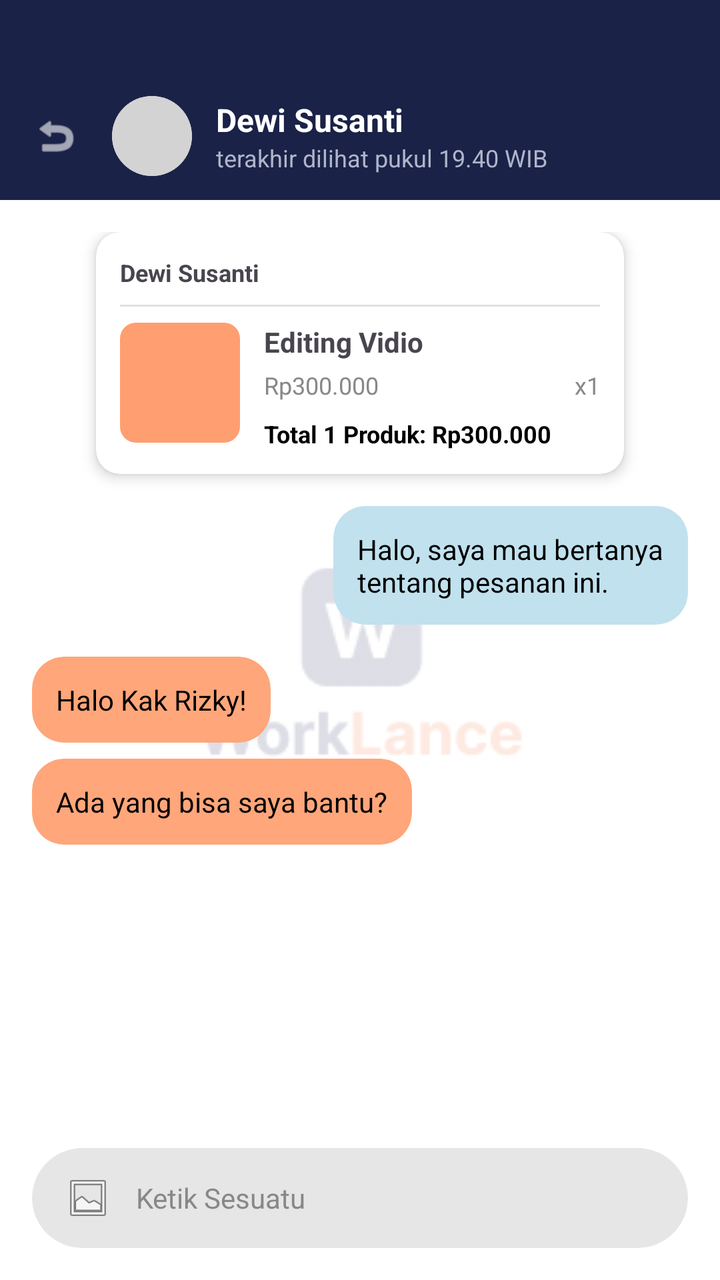
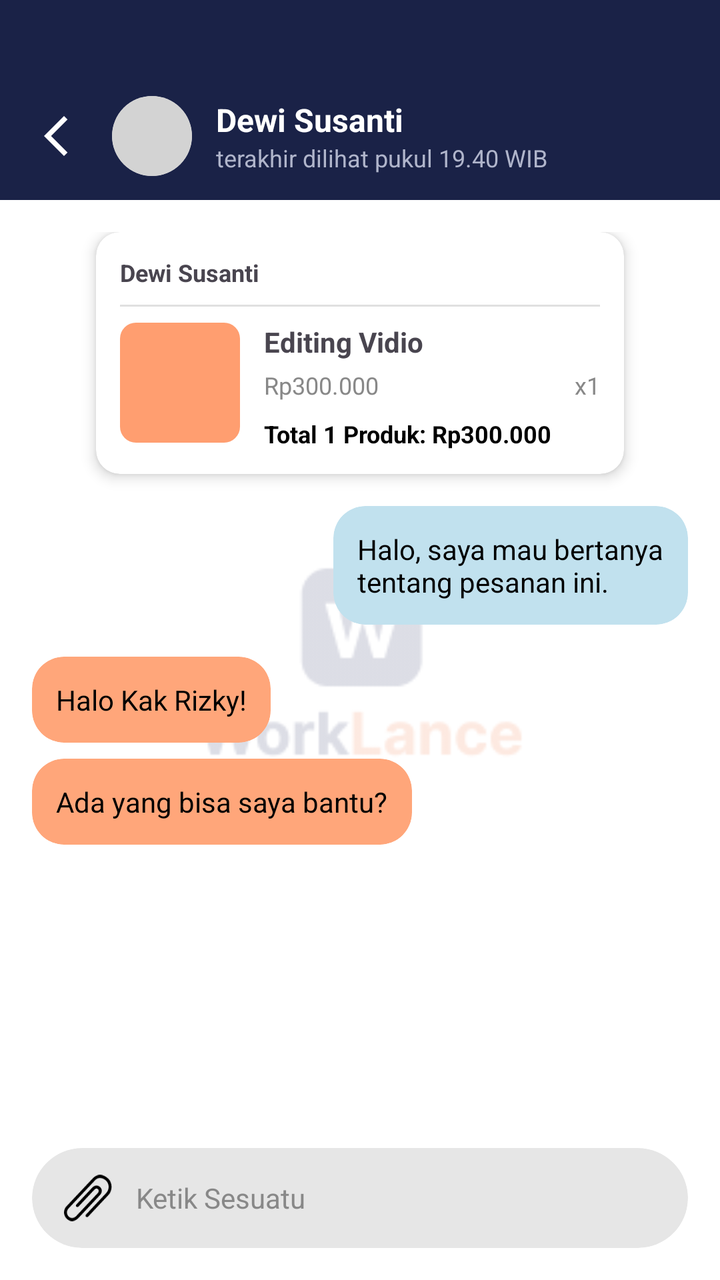

Before-and-after screenshots of an Android layout around one commit, followed by the original layout XML and the change that was made.
<!-- AndroidManifest.xml: application theme Theme.KelolaJasa -->
<!-- res/layout/chat_customer.xml -->
<?xml version="1.0" encoding="utf-8"?>
<androidx.constraintlayout.widget.ConstraintLayout
    xmlns:android="http://schemas.android.com/apk/res/android"
    xmlns:app="http://schemas.android.com/apk/res-auto"
    xmlns:tools="http://schemas.android.com/tools"
    android:layout_width="match_parent"
    android:layout_height="match_parent"
    android:background="#FFFFFF">

    <androidx.constraintlayout.widget.ConstraintLayout
        android:id="@+id/topBar"
        android:layout_width="match_parent"
        android:layout_height="100dp"  android:background="#1A2247"
        android:paddingTop="36dp"      android:paddingHorizontal="16dp"
        app:layout_constraintTop_toTopOf="parent">

        <ImageView
            android:id="@+id/btnBack"
            android:layout_width="24dp"
            android:layout_height="24dp"
            android:src="@android:drawable/ic_menu_revert"
            app:tint="#FFFFFF"
            app:layout_constraintBottom_toBottomOf="parent"
            app:layout_constraintStart_toStartOf="parent"
            app:layout_constraintTop_toTopOf="parent" />

        <androidx.cardview.widget.CardView
            android:id="@+id/ivProfileCard"
            android:layout_width="40dp"
            android:layout_height="40dp"
            android:layout_marginStart="16dp"
            app:cardCornerRadius="20dp"
            app:cardElevation="0dp"
            app:layout_constraintBottom_toBottomOf="parent"
            app:layout_constraintStart_toEndOf="@id/btnBack"
            app:layout_constraintTop_toTopOf="parent">
            <ImageView
                android:layout_width="match_parent"
                android:layout_height="match_parent"
                android:background="#D3D3D3" />
        </androidx.cardview.widget.CardView>

        <LinearLayout
            android:layout_width="wrap_content"
            android:layout_height="wrap_content"
            android:layout_marginStart="12dp"
            android:orientation="vertical"
            app:layout_constraintBottom_toBottomOf="parent"
            app:layout_constraintStart_toEndOf="@id/ivProfileCard"
            app:layout_constraintTop_toTopOf="parent">

            <TextView
                android:layout_width="wrap_content"
                android:layout_height="wrap_content"
                android:text="Dewi Susanti"
                android:textColor="#FFFFFF"
                android:textSize="16sp"
                android:textStyle="bold" />

            <TextView
                android:layout_width="wrap_content"
                android:layout_height="wrap_content"
                android:text="terakhir dilihat pukul 19.40 WIB"
                android:textColor="#B0B5CB"
                android:textSize="12sp" />
        </LinearLayout>
    </androidx.constraintlayout.widget.ConstraintLayout>

    <ImageView
        android:id="@+id/ivLogo"
        android:layout_width="350dp"   android:layout_height="350dp"  app:layout_constraintBottom_toTopOf="@id/bottomInputLayout"
        app:layout_constraintEnd_toEndOf="parent"
        app:layout_constraintStart_toStartOf="parent"
        app:layout_constraintTop_toBottomOf="@id/topBar"
        app:srcCompat="@drawable/logo_fix"
        android:alpha="0.15" />

    <ScrollView
        android:layout_width="match_parent"
        android:layout_height="0dp"
        android:clipToPadding="false"
        android:padding="16dp"
        app:layout_constraintBottom_toTopOf="@id/bottomInputLayout"
        app:layout_constraintTop_toBottomOf="@id/topBar">

        <LinearLayout
            android:layout_width="match_parent"
            android:layout_height="wrap_content"
            android:orientation="vertical">

            <androidx.cardview.widget.CardView
                android:layout_width="match_parent"
                android:layout_height="wrap_content"
                android:layout_marginHorizontal="32dp"
                android:layout_marginBottom="16dp"
                app:cardCornerRadius="12dp"
                app:cardElevation="4dp">

                <LinearLayout
                    android:layout_width="match_parent"
                    android:layout_height="wrap_content"
                    android:orientation="vertical"
                    android:padding="12dp">

                    <TextView
                        android:layout_width="wrap_content"
                        android:layout_height="wrap_content"
                        android:text="Dewi Susanti"
                        android:textSize="12sp"
                        android:textStyle="bold"
                        android:layout_marginBottom="8dp"/>

                    <View
                        android:layout_width="match_parent"
                        android:layout_height="1dp"
                        android:background="#E0E0E0"
                        android:layout_marginBottom="8dp"/>

                    <LinearLayout
                        android:layout_width="match_parent"
                        android:layout_height="wrap_content"
                        android:orientation="horizontal">

                        <androidx.cardview.widget.CardView
                            android:layout_width="60dp"
                            android:layout_height="60dp"
                            app:cardCornerRadius="8dp"
                            app:cardElevation="0dp">
                            <ImageView
                                android:layout_width="match_parent"
                                android:layout_height="match_parent"
                                android:background="#FF9E70" />
                        </androidx.cardview.widget.CardView>

                        <LinearLayout
                            android:layout_width="match_parent"
                            android:layout_height="wrap_content"
                            android:layout_marginStart="12dp"
                            android:orientation="vertical">

                            <TextView
                                android:layout_width="wrap_content"
                                android:layout_height="wrap_content"
                                android:text="Editing Vidio"
                                android:textStyle="bold"
                                android:textSize="14sp" />

                            <LinearLayout
                                android:layout_width="match_parent"
                                android:layout_height="wrap_content"
                                android:orientation="horizontal"
                                android:layout_marginTop="4dp">

                                <TextView
                                    android:layout_width="0dp"
                                    android:layout_height="wrap_content"
                                    android:layout_weight="1"
                                    android:text="Rp300.000"
                                    android:textColor="#888888"
                                    android:textSize="12sp" />

                                <TextView
                                    android:layout_width="wrap_content"
                                    android:layout_height="wrap_content"
                                    android:text="x1"
                                    android:textColor="#888888"
                                    android:textSize="12sp" />
                            </LinearLayout>

                            <TextView
                                android:layout_width="match_parent"
                                android:layout_height="wrap_content"
                                android:layout_marginTop="8dp"
                                android:text="Total 1 Produk: Rp300.000"
                                android:textAlignment="viewEnd"
                                android:textColor="#000000"
                                android:textSize="12sp"
                                android:textStyle="bold" />
                        </LinearLayout>
                    </LinearLayout>
                </LinearLayout>
            </androidx.cardview.widget.CardView>

            <LinearLayout
                android:layout_width="match_parent"
                android:layout_height="wrap_content"
                android:gravity="end"
                android:layout_marginBottom="16dp">

                <androidx.cardview.widget.CardView
                    android:layout_width="wrap_content"
                    android:layout_height="wrap_content"
                    app:cardBackgroundColor="#C1E1EE"
                    app:cardCornerRadius="16dp"
                    app:cardElevation="0dp"
                    app:contentPadding="12dp">
                    <TextView
                        android:layout_width="wrap_content"
                        android:layout_height="wrap_content"
                        android:text="Halo, saya mau bertanya\ntentang pesanan ini."
                        android:textColor="#000000"
                        android:textSize="14sp" />
                </androidx.cardview.widget.CardView>
            </LinearLayout>

            <LinearLayout
                android:layout_width="match_parent"
                android:layout_height="wrap_content"
                android:gravity="start"
                android:layout_marginBottom="8dp">

                <androidx.cardview.widget.CardView
                    android:layout_width="wrap_content"
                    android:layout_height="wrap_content"
                    app:cardBackgroundColor="#FFA67A"
                    app:cardCornerRadius="16dp"
                    app:cardElevation="0dp"
                    app:contentPadding="12dp">
                    <TextView
                        android:layout_width="wrap_content"
                        android:layout_height="wrap_content"
                        android:text="Halo Kak Rizky!"
                        android:textColor="#000000"
                        android:textSize="14sp" />
                </androidx.cardview.widget.CardView>
            </LinearLayout>

            <LinearLayout
                android:layout_width="match_parent"
                android:layout_height="wrap_content"
                android:gravity="start"
                android:layout_marginBottom="16dp">

                <androidx.cardview.widget.CardView
                    android:layout_width="wrap_content"
                    android:layout_height="wrap_content"
                    app:cardBackgroundColor="#FFA67A"
                    app:cardCornerRadius="16dp"
                    app:cardElevation="0dp"
                    app:contentPadding="12dp">
                    <TextView
                        android:layout_width="wrap_content"
                        android:layout_height="wrap_content"
                        android:text="Ada yang bisa saya bantu?"
                        android:textColor="#000000"
                        android:textSize="14sp" />
                </androidx.cardview.widget.CardView>
            </LinearLayout>

        </LinearLayout>
    </ScrollView>

    <LinearLayout
        android:id="@+id/bottomInputLayout"
        android:layout_width="match_parent"
        android:layout_height="wrap_content"
        android:background="#FFFFFF"
        android:padding="16dp"
        app:layout_constraintBottom_toBottomOf="parent">

        <androidx.cardview.widget.CardView
            android:layout_width="match_parent"
            android:layout_height="50dp"
            app:cardBackgroundColor="#E6E6E6"
            app:cardCornerRadius="25dp"
            app:cardElevation="0dp">

            <LinearLayout
                android:layout_width="match_parent"
                android:layout_height="match_parent"
                android:gravity="center_vertical"
                android:orientation="horizontal"
                android:paddingHorizontal="16dp">

                <ImageView
                    android:layout_width="24dp"
                    android:layout_height="24dp"
                    android:src="@android:drawable/ic_menu_gallery" />

                <EditText
                    android:layout_width="match_parent"
                    android:layout_height="wrap_content"
                    android:layout_marginStart="12dp"
                    android:background="@null"
                    android:hint="Ketik Sesuatu"
                    android:textColor="#000000"
                    android:textColorHint="#888888"
                    android:textSize="14sp" />
            </LinearLayout>
        </androidx.cardview.widget.CardView>
    </LinearLayout>

</androidx.constraintlayout.widget.ConstraintLayout>
<!-- resources referenced by this layout -->
<resources>
  <!-- drawable logo_fix: png bitmap (drawable, 25693 bytes) -->
  <style name="Theme.KelolaJasa" parent="Base.Theme.KelolaJasa" />
  <style name="Base.Theme.KelolaJasa" parent="Theme.Material3.DayNight.NoActionBar">
          
          
      </style>
</resources>

<!-- the commit's change to res/layout/chat_customer.xml (unified diff, before → after) -->
@@ -18,7 +18,7 @@
             android:id="@+id/btnBack"
             android:layout_width="24dp"
             android:layout_height="24dp"
-            android:src="@android:drawable/ic_menu_revert"
+            android:src="@drawable/icon_back"
             app:tint="#FFFFFF"
             app:layout_constraintBottom_toBottomOf="parent"
             app:layout_constraintStart_toStartOf="parent"
@@ -275,7 +275,7 @@
                 <ImageView
                     android:layout_width="24dp"
                     android:layout_height="24dp"
-                    android:src="@android:drawable/ic_menu_gallery" />
+                    android:src="@drawable/clip" />
 
                 <EditText
                     android:layout_width="match_parent"
<!-- resource entries referenced after the edit -->
@@ -1,5 +1,21 @@
 <!-- resources referenced by this layout -->
 <resources>
+  <!-- drawable clip (drawable) -->
+  <vector xmlns:android="http://schemas.android.com/apk/res/android"
+      android:width="97dp"
+      android:height="93dp"
+      android:viewportWidth="97"
+      android:viewportHeight="93">
+    <path
+        android:pathData="M16.269,92.93C12.2,92.93 8.293,91.245 5.179,88.128C-1.726,81.201 -1.726,69.935 5.177,63.012L59.015,5.841C67.415,-2.572 80.282,-1.816 89.672,7.586C93.88,11.801 96.241,17.877 96.152,24.264C96.063,30.584 93.594,36.632 89.375,40.859L48.686,84.176C47.553,85.39 45.654,85.445 44.445,84.307C43.239,83.166 43.181,81.265 44.318,80.055L85.068,36.672C88.256,33.479 90.085,28.949 90.152,24.18C90.219,19.409 88.496,14.91 85.43,11.837C79.67,6.065 70.292,3.042 63.32,10.031L9.483,67.202C4.854,71.843 4.856,79.296 9.423,83.876C11.565,86.019 14.108,87.063 16.815,86.9C19.494,86.736 22.248,85.362 24.57,83.034L67.407,37.44C68.96,35.885 72.08,32.072 68.904,28.889C67.106,27.087 65.843,27.198 65.427,27.233C64.241,27.338 62.855,28.158 61.416,29.601L29.174,63.893C28.035,65.103 26.135,65.162 24.933,64.02C23.726,62.883 23.67,60.978 24.806,59.772L57.107,25.416C59.646,22.865 62.243,21.482 64.886,21.245C66.948,21.062 70.016,21.501 73.145,24.639C77.789,29.292 77.211,36.117 71.712,41.628L28.875,87.219C25.455,90.651 21.326,92.645 17.183,92.899C16.878,92.921 16.574,92.929 16.269,92.929L16.269,92.93Z"
+        android:fillColor="#000000"/>
+  </vector>
+  <!-- drawable icon_back (drawable) -->
+  <vector xmlns:android="http://schemas.android.com/apk/res/android" android:height="24dp" android:tint="#161E54" android:viewportHeight="24" android:viewportWidth="24" android:width="24dp">
+        
+      <path android:fillColor="@android:color/white" android:pathData="M17.77,3.77l-1.77,-1.77l-10,10l10,10l1.77,-1.77l-8.23,-8.23z"/>
+      
+  </vector>
   <!-- drawable logo_fix: png bitmap (drawable, 25693 bytes) -->
   <style name="Theme.KelolaJasa" parent="Base.Theme.KelolaJasa" />
   <style name="Base.Theme.KelolaJasa" parent="Theme.Material3.DayNight.NoActionBar">
